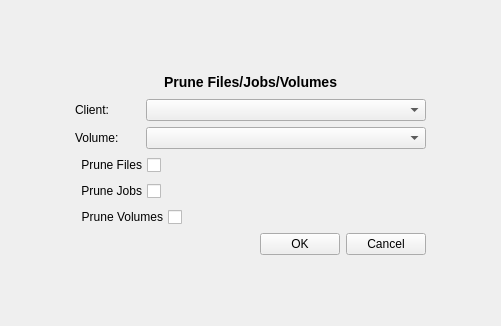
Old version of the form bacula/src/qt-console/run/prune.ui in the repository rkorzeniewski/bacula.
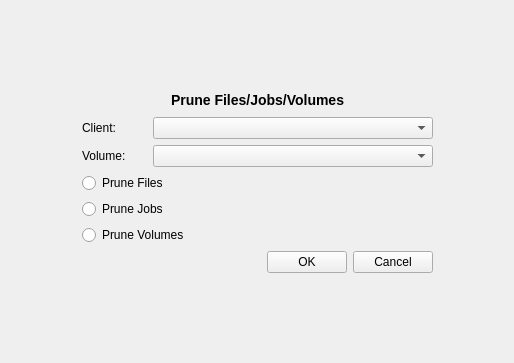
New version of the form.

Commit message: Did not read the "|" in the docs correct as or.  Radio buttons better then check boxes.

```diff
--- a/bacula/src/qt-console/run/prune.ui
+++ b/bacula/src/qt-console/run/prune.ui
@@ -5,8 +5,8 @@
    <rect>
     <x>0</x>
     <y>0</y>
-    <width>501</width>
-    <height>326</height>
+    <width>514</width>
+    <height>363</height>
    </rect>
   </property>
   <property name="windowTitle" >
@@ -19,48 +19,6 @@
    <property name="spacing" >
     <number>6</number>
    </property>
-   <item row="1" column="0" >
-    <spacer>
-     <property name="orientation" >
-      <enum>Qt::Horizontal</enum>
-     </property>
-     <property name="sizeHint" >
-      <size>
-       <width>40</width>
-       <height>20</height>
-      </size>
-     </property>
-    </spacer>
-   </item>
-   <item row="1" column="2" >
-    <spacer>
-     <property name="orientation" >
-      <enum>Qt::Horizontal</enum>
-     </property>
-     <property name="sizeHint" >
-      <size>
-       <width>40</width>
-       <height>20</height>
-      </size>
-     </property>
-    </spacer>
-   </item>
-   <item row="0" column="1" >
-    <spacer>
-     <property name="orientation" >
-      <enum>Qt::Vertical</enum>
-     </property>
-     <property name="sizeType" >
-      <enum>QSizePolicy::Expanding</enum>
-     </property>
-     <property name="sizeHint" >
-      <size>
-       <width>351</width>
-       <height>16</height>
-      </size>
-     </property>
-    </spacer>
-   </item>
    <item row="1" column="1" >
     <layout class="QGridLayout" >
      <property name="margin" >
@@ -69,10 +27,7 @@
      <property name="spacing" >
       <number>6</number>
      </property>
-     <item row="1" column="1" >
-      <widget class="QComboBox" name="clientCombo" />
-     </item>
-     <item row="5" column="0" colspan="2" >
+     <item row="3" column="0" colspan="2" >
       <layout class="QHBoxLayout" >
        <property name="margin" >
         <number>0</number>
@@ -81,12 +36,9 @@
         <number>6</number>
        </property>
        <item>
-        <widget class="QCheckBox" name="volumeCheckBox" >
-         <property name="layoutDirection" >
-          <enum>Qt::RightToLeft</enum>
-         </property>
+        <widget class="QRadioButton" name="filesRadioButton" >
          <property name="text" >
-          <string>Prune Volumes</string>
+          <string>Prune Files</string>
          </property>
         </widget>
        </item>
@@ -105,6 +57,19 @@
        </item>
       </layout>
      </item>
+     <item row="2" column="0" >
+      <widget class="QLabel" name="label_8" >
+       <property name="text" >
+        <string>Volume:</string>
+       </property>
+       <property name="buddy" >
+        <cstring>volumeCombo</cstring>
+       </property>
+      </widget>
+     </item>
+     <item row="2" column="1" >
+      <widget class="QComboBox" name="volumeCombo" />
+     </item>
      <item row="0" column="0" colspan="2" >
       <layout class="QHBoxLayout" >
        <property name="margin" >
@@ -154,6 +119,36 @@
        </item>
       </layout>
      </item>
+     <item row="4" column="0" colspan="2" >
+      <layout class="QHBoxLayout" >
+       <property name="margin" >
+        <number>0</number>
+       </property>
+       <property name="spacing" >
+        <number>6</number>
+       </property>
+       <item>
+        <widget class="QRadioButton" name="jobsRadioButton" >
+         <property name="text" >
+          <string>Prune Jobs</string>
+         </property>
+        </widget>
+       </item>
+       <item>
+        <spacer>
+         <property name="orientation" >
+          <enum>Qt::Horizontal</enum>
+         </property>
+         <property name="sizeHint" >
+          <size>
+           <width>40</width>
+           <height>20</height>
+          </size>
+         </property>
+        </spacer>
+       </item>
+      </layout>
+     </item>
      <item row="6" column="0" colspan="2" >
       <layout class="QHBoxLayout" >
        <property name="margin" >
@@ -191,41 +186,8 @@
        </item>
       </layout>
      </item>
-     <item row="4" column="0" colspan="2" >
-      <layout class="QHBoxLayout" >
-       <property name="margin" >
-        <number>0</number>
-       </property>
-       <property name="spacing" >
-        <number>6</number>
-       </property>
-       <item>
-        <widget class="QCheckBox" name="jobsCheckBox" >
-         <property name="layoutDirection" >
-          <enum>Qt::RightToLeft</enum>
-         </property>
-         <property name="text" >
-          <string>Prune Jobs</string>
-         </property>
-        </widget>
-       </item>
-       <item>
-        <spacer>
-         <property name="orientation" >
-          <enum>Qt::Horizontal</enum>
-         </property>
-         <property name="sizeHint" >
-          <size>
-           <width>40</width>
-           <height>20</height>
-          </size>
-         </property>
-        </spacer>
-       </item>
-      </layout>
-     </item>
-     <item row="2" column="1" >
-      <widget class="QComboBox" name="volumeCombo" />
+     <item row="1" column="1" >
+      <widget class="QComboBox" name="clientCombo" />
      </item>
      <item row="1" column="0" >
       <widget class="QLabel" name="label_6" >
@@ -243,7 +205,7 @@
        </property>
       </widget>
      </item>
-     <item row="3" column="0" colspan="2" >
+     <item row="5" column="0" colspan="2" >
       <layout class="QHBoxLayout" >
        <property name="margin" >
         <number>0</number>
@@ -252,12 +214,9 @@
         <number>6</number>
        </property>
        <item>
-        <widget class="QCheckBox" name="filesCheckBox" >
-         <property name="layoutDirection" >
-          <enum>Qt::RightToLeft</enum>
-         </property>
+        <widget class="QRadioButton" name="volumesRadioButton" >
          <property name="text" >
-          <string>Prune Files</string>
+          <string>Prune Volumes</string>
          </property>
         </widget>
        </item>
@@ -276,16 +235,6 @@
        </item>
       </layout>
      </item>
-     <item row="2" column="0" >
-      <widget class="QLabel" name="label_8" >
-       <property name="text" >
-        <string>Volume:</string>
-       </property>
-       <property name="buddy" >
-        <cstring>volumeCombo</cstring>
-       </property>
-      </widget>
-     </item>
     </layout>
    </item>
    <item row="2" column="1" >
@@ -304,6 +253,48 @@
      </property>
     </spacer>
    </item>
+   <item row="0" column="1" >
+    <spacer>
+     <property name="orientation" >
+      <enum>Qt::Vertical</enum>
+     </property>
+     <property name="sizeType" >
+      <enum>QSizePolicy::Expanding</enum>
+     </property>
+     <property name="sizeHint" >
+      <size>
+       <width>351</width>
+       <height>16</height>
+      </size>
+     </property>
+    </spacer>
+   </item>
+   <item row="1" column="2" >
+    <spacer>
+     <property name="orientation" >
+      <enum>Qt::Horizontal</enum>
+     </property>
+     <property name="sizeHint" >
+      <size>
+       <width>40</width>
+       <height>20</height>
+      </size>
+     </property>
+    </spacer>
+   </item>
+   <item row="1" column="0" >
+    <spacer>
+     <property name="orientation" >
+      <enum>Qt::Horizontal</enum>
+     </property>
+     <property name="sizeHint" >
+      <size>
+       <width>40</width>
+       <height>20</height>
+      </size>
+     </property>
+    </spacer>
+   </item>
   </layout>
  </widget>
  <resources/>
```
The commit also changes 2 other files.
